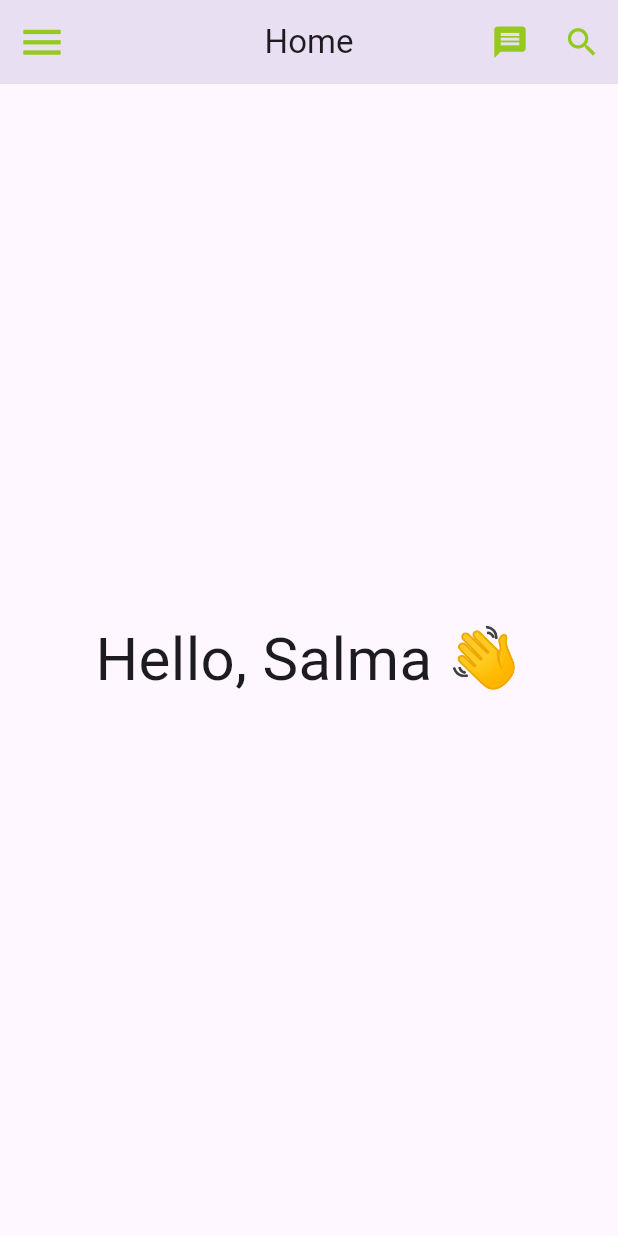
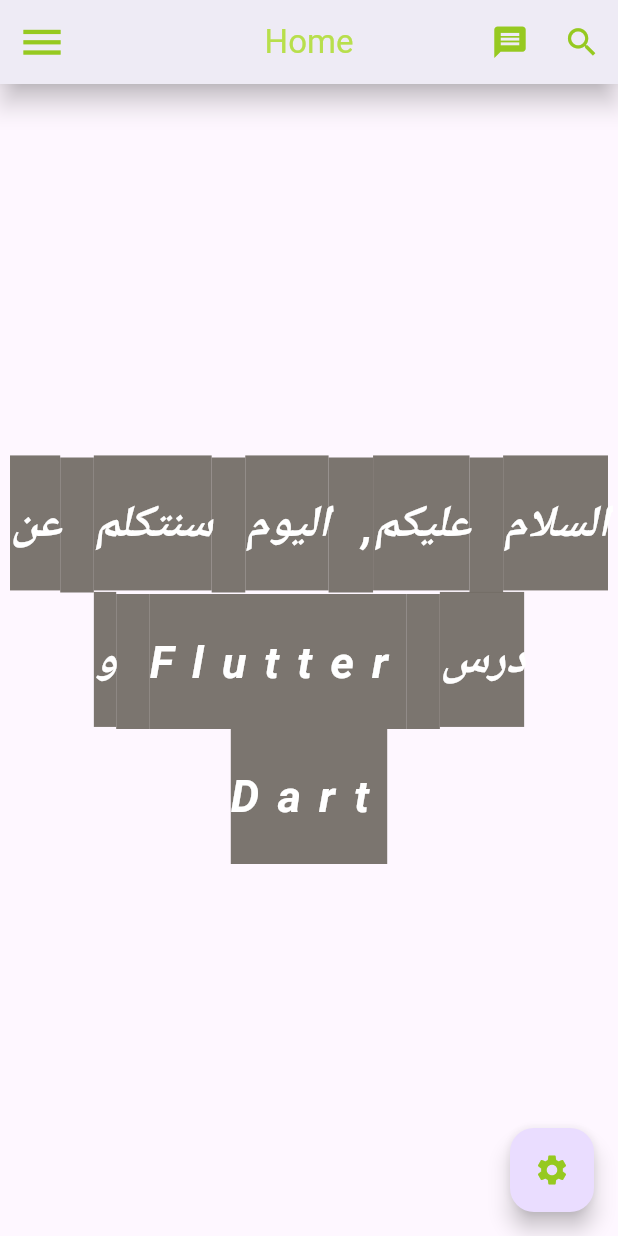
Before and after one commit to sm-hl/simple_project, a Flutter app: the screen it shows after launch, on a phone screen of 412 x 824 dp. Run offline on Flutter 3.47's test engine with Material 3 defaults, Android fonts, the phone set to English and light mode, and no system bars.

Commit message:
Text & TextStyle

```diff
--- a/lib/main.dart
+++ b/lib/main.dart
@@ -1,3 +1,5 @@
+// ignore_for_file: prefer_const_constructors
+
 import 'package:flutter/material.dart';
 
 void main() {
@@ -24,10 +26,16 @@ class simpleProject extends StatelessWidget {
   Widget build(BuildContext context) {
     return Scaffold(
       appBar: AppBar(
-        elevation: 50, //color of appbar
-        title: Text("Home"),
+        title: Text(
+          "Home",
+          style: TextStyle(
+              color: Color.fromARGB(220, 175, 221, 49),
+              fontSize: 22,
+              fontWeight: FontWeight.w400),
+        ),
         centerTitle: true, //center title
-        leading: IconButton(//left side of appbar
+        leading: IconButton(
+            //left side of appbar
             onPressed: () {},
             icon: Icon(
               Icons.menu,
@@ -50,8 +58,37 @@ class simpleProject extends StatelessWidget {
                 color: Color.fromARGB(255, 150, 201, 32),
               )),
         ],
+        backgroundColor: Colors.white,
+        shadowColor: Colors.black,
+        elevation: 7, //color of appbar controll shadow coordination
       ),
-      body: Center(child: Text('Hello, Salma 👋', style: TextStyle(fontSize: 40))),
+      floatingActionButton: FloatingActionButton(
+        //fixed button on bottom right
+        onPressed: () {},
+        child: Icon(
+          Icons.settings,
+          color: Color.fromARGB(255, 150, 201, 32),
+        ), //go to material icon https://fonts.google.com/icons
+      ),
+      body: Center(
+          child: Text(
+        'السلام عليكم, اليوم سنتكلم عن درس Flutter و Dart ',
+        style: TextStyle(
+          fontSize: 30.0,
+          backgroundColor: Color.fromARGB(227, 107, 101, 93),
+          color: Colors.white,
+          decoration: TextDecoration.none,//overline:top, underline:bottom,lineThrough:on,none
+          fontStyle: FontStyle.italic,//italic,normal
+          fontWeight: FontWeight.bold,//bold,normal,w100 -> 900
+          height: 3,//space before & after line
+          letterSpacing: 12.0,
+          wordSpacing: 15.0
+      ),
+        maxLines: 3, //show number of lines
+        overflow: TextOverflow.fade, //for more lines, ellipsis: 3 points, fade:opacity,
+        textAlign: TextAlign.center, //right,left,center
+        textDirection: TextDirection.rtl, //rtl: for arabic, ltr: for other lang
+      )),
     );
   }
 }
```
